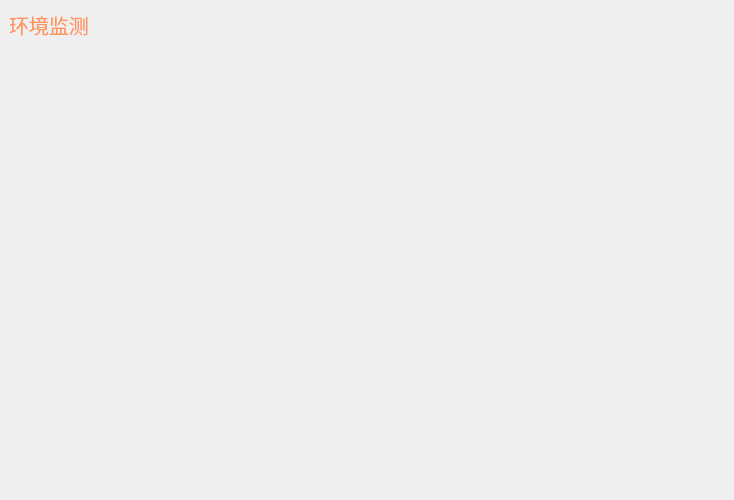
This is page_env.ui in CodePupil-min/eems as Qt 5 draws it before an edit. The edited form follows.
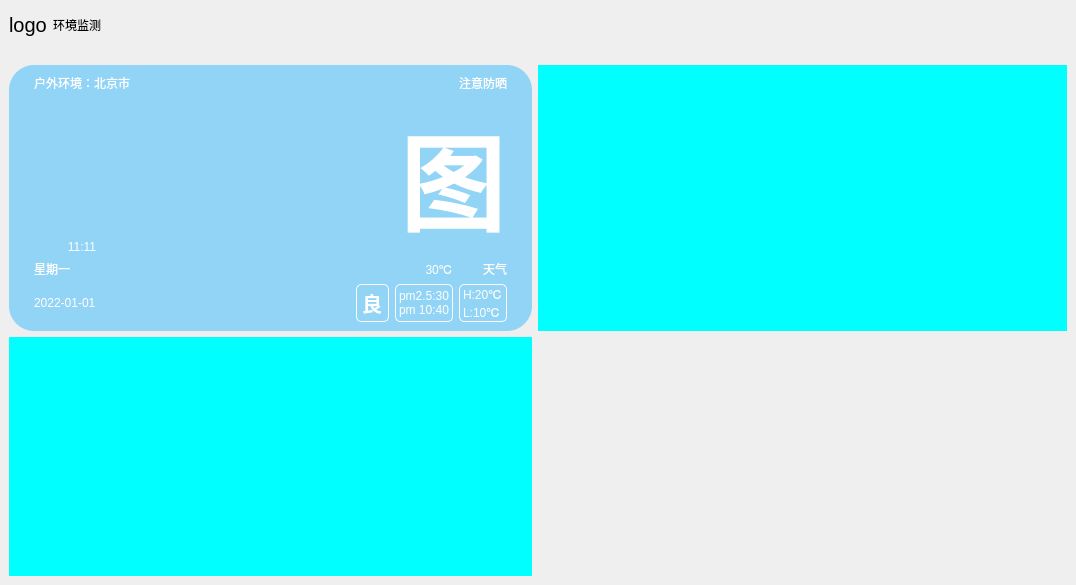
This is the edited form.

Commit message: V1.0.0（新增天气模块）

What changed in the file:
```diff
--- a/page_env.ui
+++ b/page_env.ui
@@ -6,8 +6,8 @@
    <rect>
     <x>0</x>
     <y>0</y>
-    <width>734</width>
-    <height>500</height>
+    <width>1076</width>
+    <height>585</height>
    </rect>
   </property>
   <property name="windowTitle">
@@ -49,12 +49,34 @@
        <height>50</height>
       </size>
      </property>
-     <layout class="QVBoxLayout" name="verticalLayout_2">
+     <layout class="QHBoxLayout" name="horizontalLayout">
+      <item>
+       <widget class="QLabel" name="logo">
+        <property name="sizePolicy">
+         <sizepolicy hsizetype="Fixed" vsizetype="Preferred">
+          <horstretch>0</horstretch>
+          <verstretch>0</verstretch>
+         </sizepolicy>
+        </property>
+        <property name="styleSheet">
+         <string notr="true">font:15pt;</string>
+        </property>
+        <property name="text">
+         <string>logo</string>
+        </property>
+       </widget>
+      </item>
       <item>
        <widget class="QLabel" name="title">
+        <property name="sizePolicy">
+         <sizepolicy hsizetype="Preferred" vsizetype="Preferred">
+          <horstretch>0</horstretch>
+          <verstretch>0</verstretch>
+         </sizepolicy>
+        </property>
         <property name="styleSheet">
-         <string notr="true">color: #FE935B;
-font: 15pt;
+         <string notr="true">font: 75 16pt &quot;微软雅黑&quot;;
+
 </string>
         </property>
         <property name="text">
@@ -66,7 +88,298 @@
     </widget>
    </item>
    <item row="1" column="0">
-    <widget class="QWidget" name="widget" native="true"/>
+    <widget class="QWidget" name="widget" native="true">
+     <property name="styleSheet">
+      <string notr="true">#widget&gt;QWidget{
+	border-radius:25px;
+	background-color: rgb(0, 170, 255);
+}</string>
+     </property>
+     <layout class="QGridLayout" name="gridLayout_2">
+      <item row="2" column="2">
+       <widget class="QWidget" name="widget_17" native="true"/>
+      </item>
+      <item row="4" column="3">
+       <widget class="QWidget" name="widget_10" native="true"/>
+      </item>
+      <item row="2" column="3">
+       <widget class="QWidget" name="widget_18" native="true"/>
+      </item>
+      <item row="4" column="2">
+       <widget class="QWidget" name="widget_5" native="true"/>
+      </item>
+      <item row="0" column="0" rowspan="2" colspan="2">
+       <widget class="QWidget" name="img" native="true">
+        <property name="maximumSize">
+         <size>
+          <width>16777215</width>
+          <height>16777215</height>
+         </size>
+        </property>
+        <property name="styleSheet">
+         <string notr="true"/>
+        </property>
+        <layout class="QGridLayout" name="gridLayout_4">
+         <property name="leftMargin">
+          <number>0</number>
+         </property>
+         <property name="topMargin">
+          <number>0</number>
+         </property>
+         <property name="rightMargin">
+          <number>0</number>
+         </property>
+         <property name="bottomMargin">
+          <number>0</number>
+         </property>
+         <property name="spacing">
+          <number>0</number>
+         </property>
+         <item row="0" column="0">
+          <widget class="QWidget" name="weather" native="true">
+           <property name="sizePolicy">
+            <sizepolicy hsizetype="Preferred" vsizetype="Preferred">
+             <horstretch>0</horstretch>
+             <verstretch>0</verstretch>
+            </sizepolicy>
+           </property>
+           <property name="styleSheet">
+            <string notr="true">#weather{
+background-color: rgba(0, 170, 255,100);
+border-radius:25px;
+}
+QLabel{
+color:white;
+/*border:1px  solid black;*/
+}</string>
+           </property>
+           <layout class="QGridLayout" name="gridLayout_3">
+            <property name="leftMargin">
+             <number>25</number>
+            </property>
+            <property name="topMargin">
+             <number>9</number>
+            </property>
+            <property name="rightMargin">
+             <number>25</number>
+            </property>
+            <property name="bottomMargin">
+             <number>9</number>
+            </property>
+            <property name="spacing">
+             <number>6</number>
+            </property>
+            <item row="2" column="2" rowspan="3" colspan="4">
+             <widget class="QLabel" name="type_icon">
+              <property name="styleSheet">
+               <string notr="true">font:bold 80pt;</string>
+              </property>
+              <property name="text">
+               <string>图</string>
+              </property>
+              <property name="alignment">
+               <set>Qt::AlignRight|Qt::AlignTrailing|Qt::AlignVCenter</set>
+              </property>
+             </widget>
+            </item>
+            <item row="2" column="0" rowspan="3">
+             <widget class="QLabel" name="sys_time">
+              <property name="styleSheet">
+               <string notr="true">font:bold 50pt &quot;微软雅黑&quot;;</string>
+              </property>
+              <property name="text">
+               <string>11:11</string>
+              </property>
+              <property name="alignment">
+               <set>Qt::AlignBottom|Qt::AlignHCenter</set>
+              </property>
+             </widget>
+            </item>
+            <item row="5" column="0">
+             <widget class="QLabel" name="sys_week">
+              <property name="styleSheet">
+               <string notr="true">font:20pt &quot;微软雅黑&quot;;</string>
+              </property>
+              <property name="text">
+               <string>星期一</string>
+              </property>
+              <property name="alignment">
+               <set>Qt::AlignBottom|Qt::AlignLeading|Qt::AlignLeft</set>
+              </property>
+             </widget>
+            </item>
+            <item row="0" column="2" colspan="4">
+             <widget class="QLabel" name="notice">
+              <property name="text">
+               <string>注意防晒</string>
+              </property>
+              <property name="alignment">
+               <set>Qt::AlignRight|Qt::AlignTop|Qt::AlignTrailing</set>
+              </property>
+             </widget>
+            </item>
+            <item row="0" column="0">
+             <widget class="QLabel" name="local">
+              <property name="text">
+               <string>户外环境：北京市</string>
+              </property>
+              <property name="alignment">
+               <set>Qt::AlignLeading|Qt::AlignLeft|Qt::AlignTop</set>
+              </property>
+             </widget>
+            </item>
+            <item row="7" column="0">
+             <widget class="QLabel" name="sys_date">
+              <property name="sizePolicy">
+               <sizepolicy hsizetype="Preferred" vsizetype="Preferred">
+                <horstretch>0</horstretch>
+                <verstretch>0</verstretch>
+               </sizepolicy>
+              </property>
+              <property name="styleSheet">
+               <string notr="true">font:15pt &quot;微软雅黑&quot;;</string>
+              </property>
+              <property name="text">
+               <string>2022-01-01</string>
+              </property>
+              <property name="alignment">
+               <set>Qt::AlignLeading|Qt::AlignLeft|Qt::AlignVCenter</set>
+              </property>
+             </widget>
+            </item>
+            <item row="3" column="1">
+             <spacer name="horizontalSpacer">
+              <property name="orientation">
+               <enum>Qt::Horizontal</enum>
+              </property>
+              <property name="sizeHint" stdset="0">
+               <size>
+                <width>40</width>
+                <height>20</height>
+               </size>
+              </property>
+             </spacer>
+            </item>
+            <item row="5" column="2" colspan="3">
+             <widget class="QLabel" name="tem">
+              <property name="sizePolicy">
+               <sizepolicy hsizetype="Preferred" vsizetype="Preferred">
+                <horstretch>0</horstretch>
+                <verstretch>0</verstretch>
+               </sizepolicy>
+              </property>
+              <property name="styleSheet">
+               <string notr="true">font:bold 25pt &quot;微软雅黑&quot;;</string>
+              </property>
+              <property name="text">
+               <string>30℃</string>
+              </property>
+              <property name="textFormat">
+               <enum>Qt::AutoText</enum>
+              </property>
+              <property name="alignment">
+               <set>Qt::AlignRight|Qt::AlignTrailing|Qt::AlignVCenter</set>
+              </property>
+              <property name="wordWrap">
+               <bool>false</bool>
+              </property>
+             </widget>
+            </item>
+            <item row="5" column="5">
+             <widget class="QLabel" name="type">
+              <property name="styleSheet">
+               <string notr="true">font:15pt &quot;微软雅黑&quot;;</string>
+              </property>
+              <property name="text">
+               <string>天气</string>
+              </property>
+              <property name="alignment">
+               <set>Qt::AlignRight|Qt::AlignTrailing|Qt::AlignVCenter</set>
+              </property>
+             </widget>
+            </item>
+            <item row="7" column="5">
+             <widget class="QLabel" name="tem_hl">
+              <property name="sizePolicy">
+               <sizepolicy hsizetype="Fixed" vsizetype="Preferred">
+                <horstretch>0</horstretch>
+                <verstretch>0</verstretch>
+               </sizepolicy>
+              </property>
+              <property name="styleSheet">
+               <string notr="true">border:1px solid white;
+border-radius:5px;</string>
+              </property>
+              <property name="text">
+               <string>H:20℃
+L:10℃</string>
+              </property>
+             </widget>
+            </item>
+            <item row="7" column="4">
+             <widget class="QLabel" name="pm">
+              <property name="sizePolicy">
+               <sizepolicy hsizetype="Fixed" vsizetype="Preferred">
+                <horstretch>0</horstretch>
+                <verstretch>0</verstretch>
+               </sizepolicy>
+              </property>
+              <property name="styleSheet">
+               <string notr="true">border:1px solid white;
+border-radius:5px;</string>
+              </property>
+              <property name="text">
+               <string>pm2.5:30
+pm 10:40</string>
+              </property>
+             </widget>
+            </item>
+            <item row="7" column="3">
+             <widget class="QLabel" name="quality">
+              <property name="sizePolicy">
+               <sizepolicy hsizetype="Fixed" vsizetype="Preferred">
+                <horstretch>0</horstretch>
+                <verstretch>0</verstretch>
+               </sizepolicy>
+              </property>
+              <property name="styleSheet">
+               <string notr="true">font:bold 15pt;
+border:1px solid white;
+border-radius:5px;</string>
+              </property>
+              <property name="text">
+               <string>良</string>
+              </property>
+             </widget>
+            </item>
+           </layout>
+          </widget>
+         </item>
+        </layout>
+       </widget>
+      </item>
+      <item row="3" column="2">
+       <widget class="QWidget" name="widget_3" native="true"/>
+      </item>
+      <item row="3" column="3">
+       <widget class="QWidget" name="widget_4" native="true"/>
+      </item>
+      <item row="2" column="0" rowspan="3" colspan="2">
+       <widget class="QWidget" name="widget_7" native="true">
+        <property name="styleSheet">
+         <string notr="true">background-color: rgb(0, 255, 255);</string>
+        </property>
+       </widget>
+      </item>
+      <item row="0" column="2" rowspan="2" colspan="2">
+       <widget class="QWidget" name="widget_6" native="true">
+        <property name="styleSheet">
+         <string notr="true">background-color: rgb(0, 255, 255);</string>
+        </property>
+       </widget>
+      </item>
+     </layout>
+    </widget>
    </item>
   </layout>
  </widget>
```
The commit also changes 32 other files.
